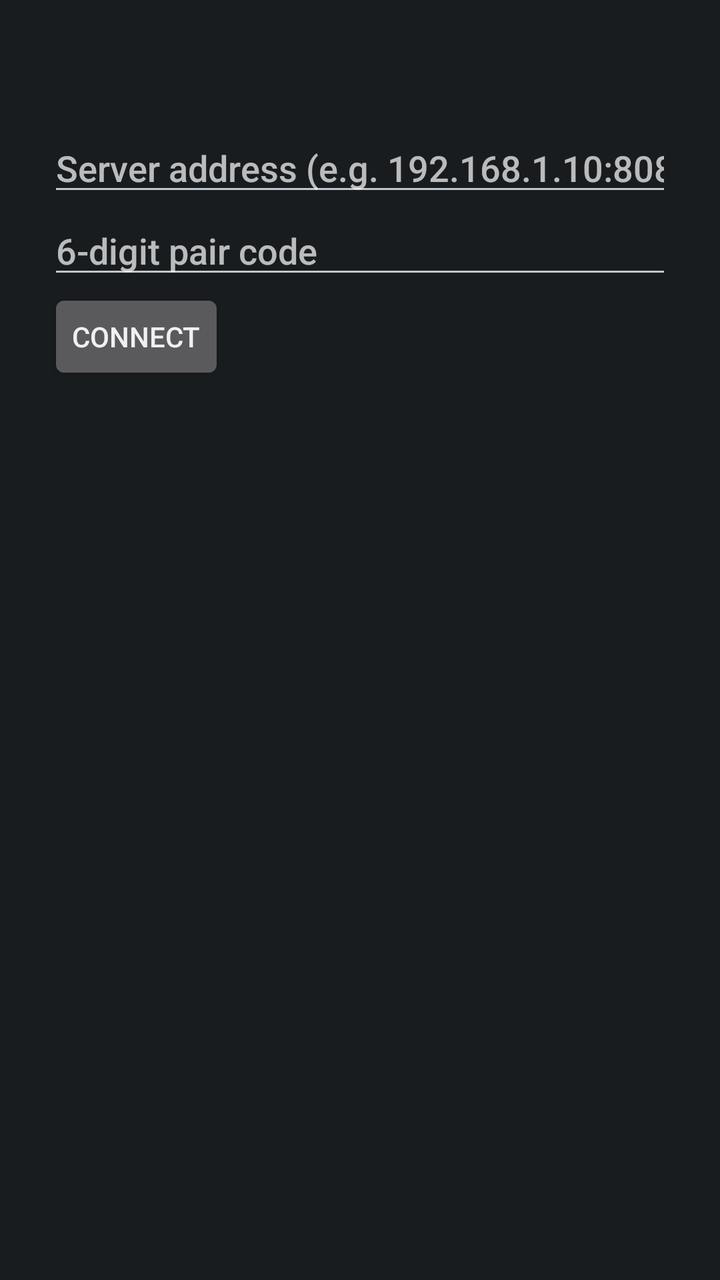
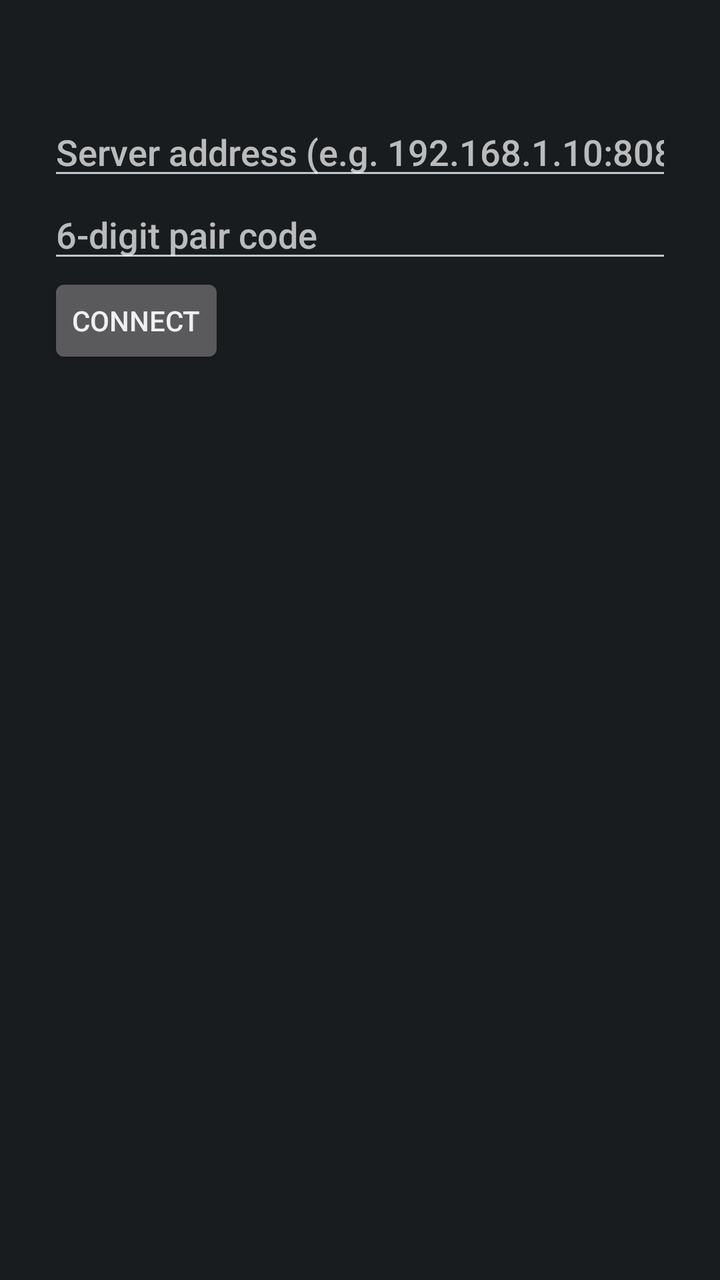

Before-and-after screenshots of an Android layout around one commit, followed by the original layout XML and the change that was made.
<!-- AndroidManifest.xml: application theme android:Theme.DeviceDefault -->
<!-- res/layout/activity_main.xml -->
<?xml version="1.0" encoding="utf-8"?>
<LinearLayout xmlns:android="http://schemas.android.com/apk/res/android"
    android:layout_width="match_parent"
    android:layout_height="match_parent"
    android:orientation="vertical"
    android:padding="24dp">

    <TextView
        android:id="@+id/statusText"
        android:layout_width="wrap_content"
        android:layout_height="wrap_content"
        android:textSize="16sp"
        android:paddingBottom="16dp" />

    
    <LinearLayout
        android:id="@+id/connectForm"
        android:layout_width="match_parent"
        android:layout_height="wrap_content"
        android:orientation="vertical">

        <EditText
            android:id="@+id/serverIpInput"
            android:layout_width="match_parent"
            android:layout_height="wrap_content"
            android:hint="Server address (e.g. 192.168.1.10:8080)"
            android:inputType="textUri" />

        <EditText
            android:id="@+id/pairCodeInput"
            android:layout_width="match_parent"
            android:layout_height="wrap_content"
            android:hint="6-digit pair code"
            android:inputType="number"
            android:maxLength="6" />

        <Button
            android:id="@+id/connectButton"
            android:layout_width="wrap_content"
            android:layout_height="wrap_content"
            android:text="Connect" />

        <Button
            android:id="@+id/retryButton"
            android:layout_width="wrap_content"
            android:layout_height="wrap_content"
            android:text="Retry"
            android:visibility="gone" />
    </LinearLayout>

    
    <LinearLayout
        android:id="@+id/connectedPanel"
        android:layout_width="match_parent"
        android:layout_height="wrap_content"
        android:orientation="vertical"
        android:visibility="gone">

        <Button
            android:id="@+id/connectedSinceButton"
            android:layout_width="wrap_content"
            android:layout_height="wrap_content" />

        <Button
            android:id="@+id/disconnectButton"
            android:layout_width="wrap_content"
            android:layout_height="wrap_content"
            android:text="Disconnect" />
    </LinearLayout>

</LinearLayout>
<!-- resources referenced by this layout -->
<resources>

</resources>

<!-- the commit's change to res/layout/activity_main.xml (unified diff, before → after) -->
@@ -10,7 +10,16 @@
         android:layout_width="wrap_content"
         android:layout_height="wrap_content"
         android:textSize="16sp"
-        android:paddingBottom="16dp" />
+        android:paddingBottom="8dp" />
+
+    <TextView
+        android:id="@+id/messageLabel"
+        android:layout_width="match_parent"
+        android:layout_height="wrap_content"
+        android:textColor="#D32F2F"
+        android:textSize="14sp"
+        android:paddingBottom="8dp"
+        android:visibility="gone" />
 
     
     <LinearLayout
